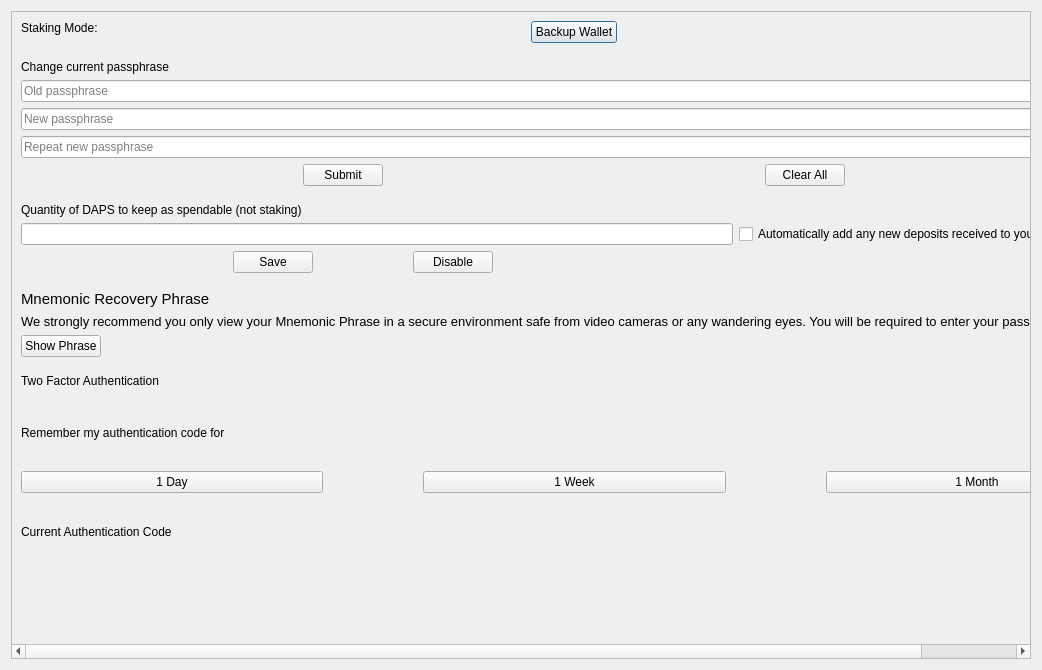
nashsclay/DAPSCoin, file src/qt/forms/optionspage.ui: the form before one commit.
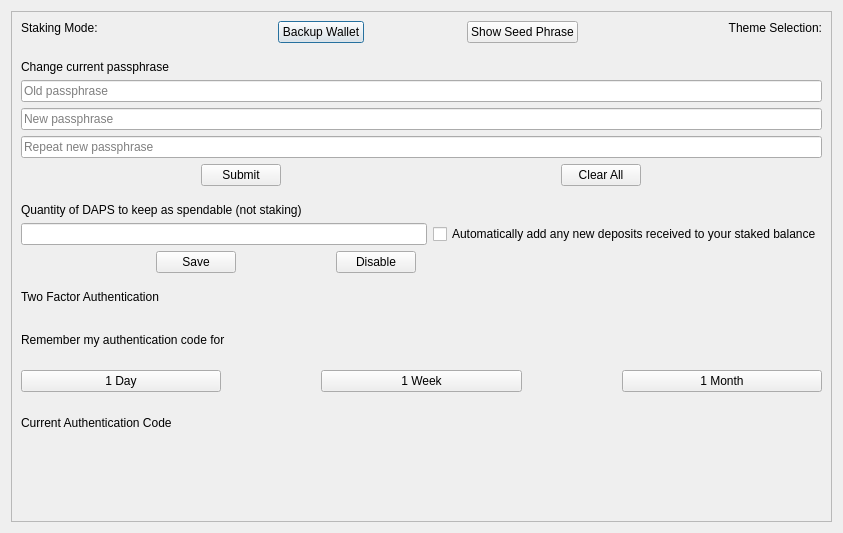
The form after the commit. Custom widgets are drawn as their Qt base class.

What changed in the file:
```diff
--- a/src/qt/forms/optionspage.ui
+++ b/src/qt/forms/optionspage.ui
@@ -6,8 +6,8 @@
    <rect>
     <x>0</x>
     <y>0</y>
-    <width>1042</width>
-    <height>670</height>
+    <width>843</width>
+    <height>533</height>
    </rect>
   </property>
   <property name="sizePolicy">
@@ -33,8 +33,8 @@
        <rect>
         <x>0</x>
         <y>0</y>
-        <width>1022</width>
-        <height>650</height>
+        <width>823</width>
+        <height>513</height>
        </rect>
       </property>
       <layout class="QVBoxLayout" name="verticalLayout">
@@ -108,6 +108,26 @@
            </item>
           </layout>
          </item>
+         <item>
+          <layout class="QVBoxLayout" name="shwoPhraseLayout">
+           <item alignment="Qt::AlignHCenter">
+            <widget class="QPushButton" name="pushButtonRecovery">
+             <property name="enabled">
+              <bool>true</bool>
+             </property>
+             <property name="sizePolicy">
+              <sizepolicy hsizetype="Maximum" vsizetype="Fixed">
+               <horstretch>0</horstretch>
+               <verstretch>0</verstretch>
+              </sizepolicy>
+             </property>
+             <property name="text">
+              <string>Show Seed Phrase</string>
+             </property>
+            </widget>
+           </item>
+          </layout>
+         </item>
          <item>
           <layout class="QVBoxLayout" name="themeLayout">
            <property name="leftMargin">
@@ -437,93 +457,6 @@
          </property>
         </widget>
        </item>
-       <item>
-        <layout class="QVBoxLayout" name="verticalLayout_3">
-         <item>
-          <widget class="QLabel" name="labelMneumonicRecovery">
-           <property name="enabled">
-            <bool>true</bool>
-           </property>
-           <property name="sizePolicy">
-            <sizepolicy hsizetype="Maximum" vsizetype="Maximum">
-             <horstretch>0</horstretch>
-             <verstretch>0</verstretch>
-            </sizepolicy>
-           </property>
-           <property name="font">
-            <font>
-             <pointsize>11</pointsize>
-            </font>
-           </property>
-           <property name="text">
-            <string>Mnemonic Recovery Phrase</string>
-           </property>
-          </widget>
-         </item>
-         <item>
-          <widget class="QLabel" name="labelRecoveryDescription">
-           <property name="enabled">
-            <bool>true</bool>
-           </property>
-           <property name="sizePolicy">
-            <sizepolicy hsizetype="Preferred" vsizetype="Maximum">
-             <horstretch>0</horstretch>
-             <verstretch>0</verstretch>
-            </sizepolicy>
-           </property>
-           <property name="font">
-            <font>
-             <pointsize>10</pointsize>
-            </font>
-           </property>
-           <property name="text">
-            <string>We strongly recommend you only view your Mnemonic Phrase in a secure environment safe from video cameras or any wandering eyes. You will be required to enter your passphrase to view it.</string>
-           </property>
-           <property name="alignment">
-            <set>Qt::AlignLeading|Qt::AlignLeft|Qt::AlignVCenter</set>
-           </property>
-           <property name="margin">
-            <number>10</number>
-           </property>
-          </widget>
-         </item>
-         <item>
-          <widget class="QPushButton" name="pushButtonRecovery">
-           <property name="enabled">
-            <bool>true</bool>
-           </property>
-           <property name="sizePolicy">
-            <sizepolicy hsizetype="Maximum" vsizetype="Fixed">
-             <horstretch>0</horstretch>
-             <verstretch>0</verstretch>
-            </sizepolicy>
-           </property>
-           <property name="text">
-            <string>Show Phrase</string>
-           </property>
-          </widget>
-         </item>
-        </layout>
-       </item>
-       <item>
-        <widget class="QLabel" name="line_4">
-         <property name="enabled">
-          <bool>true</bool>
-         </property>
-         <property name="maximumSize">
-          <size>
-           <width>16777215</width>
-           <height>5</height>
-          </size>
-         </property>
-         <property name="frameShape">
-          <enum>QFrame::NoFrame</enum>
-         </property>
-         <property name="text">
-          <string/>
-         </property>
-        </widget>
-       </item>
        <item>
         <layout class="QVBoxLayout" name="twoFALayout">
          <item>
@@ -675,6 +608,25 @@
          </item>
         </layout>
        </item>
+	          <item>
+        <widget class="QLabel" name="line_4">
+         <property name="enabled">
+          <bool>true</bool>
+         </property>
+         <property name="maximumSize">
+          <size>
+           <width>16777215</width>
+           <height>5</height>
+          </size>
+         </property>
+         <property name="frameShape">
+          <enum>QFrame::NoFrame</enum>
+         </property>
+         <property name="text">
+          <string/>
+         </property>
+        </widget>
+       </item>
       </layout>
      </widget>
     </widget>
```
